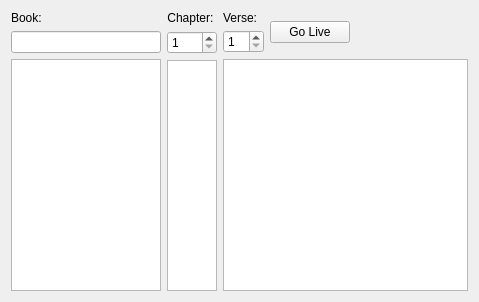
This is src/biblewidget.ui in SoftProjector/src as Qt 5 draws it before an edit. The edited form follows.
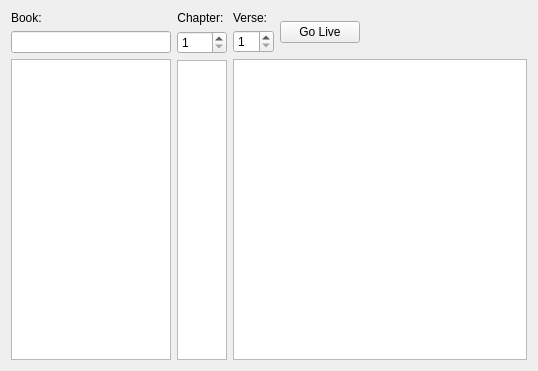
This is the edited form.

Commit message: Added a took tip and made the bible list box wider by 10 pixels.

Patch:
```diff
--- a/src/biblewidget.ui
+++ b/src/biblewidget.ui
@@ -6,8 +6,8 @@
    <rect>
     <x>0</x>
     <y>0</y>
-    <width>479</width>
-    <height>302</height>
+    <width>538</width>
+    <height>371</height>
    </rect>
   </property>
   <property name="minimumSize">
@@ -26,13 +26,13 @@
       <widget class="QLabel" name="lblBook">
        <property name="minimumSize">
         <size>
-         <width>150</width>
+         <width>160</width>
          <height>0</height>
         </size>
        </property>
        <property name="maximumSize">
         <size>
-         <width>150</width>
+         <width>160</width>
          <height>16777215</height>
         </size>
        </property>
@@ -51,13 +51,13 @@
        </property>
        <property name="minimumSize">
         <size>
-         <width>150</width>
+         <width>160</width>
          <height>0</height>
         </size>
        </property>
        <property name="maximumSize">
         <size>
-         <width>150</width>
+         <width>160</width>
          <height>16777215</height>
         </size>
        </property>
@@ -73,13 +73,13 @@
        </property>
        <property name="minimumSize">
         <size>
-         <width>150</width>
+         <width>160</width>
          <height>0</height>
         </size>
        </property>
        <property name="maximumSize">
         <size>
-         <width>150</width>
+         <width>160</width>
          <height>16777215</height>
         </size>
        </property>
```
Left out of the diff: 3 changed lines with no effect on the pictures.
